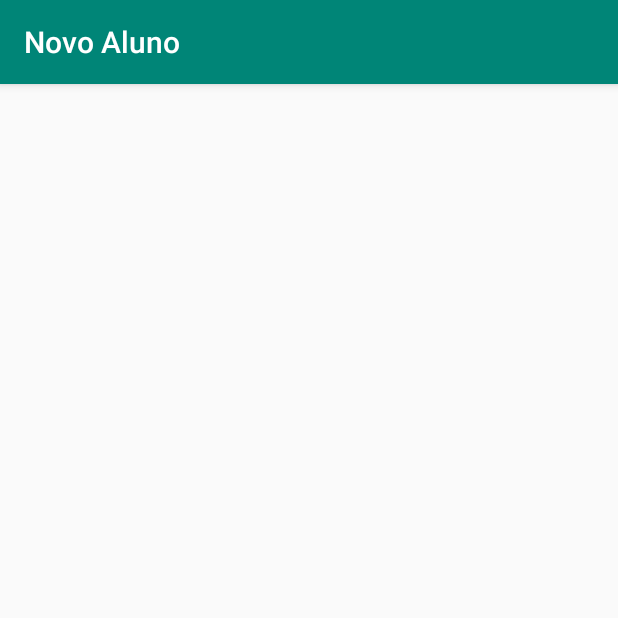
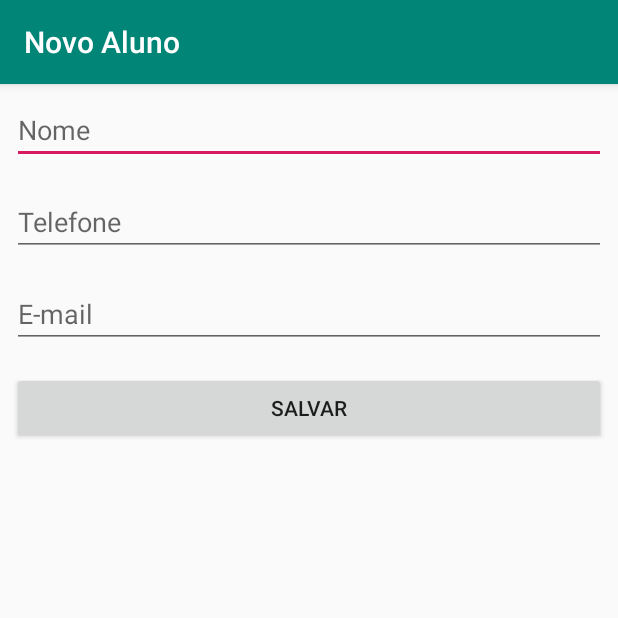
Before and after one commit to Bendazzoli/CursoAndroid, an Android app: the screen it shows after launch (FormularioAlunoActivity), on a phone screen of 412 x 824 dp, the top half of it. Run offline under Robolectric (Android 15) with nearby library versions, the phone set to English and light mode, and no system bars.

Commit message:
Novo formulario para salvar um novo aluno

```diff
--- /dev/null
+++ b/AgendaDeAlunos/app/src/main/java/com/benda/agendadealunos/dao/AlunoDAO.java
@@ -0,0 +1,19 @@
+package com.benda.agendadealunos.dao;
+
+import com.benda.agendadealunos.model.Aluno;
+
+import java.util.ArrayList;
+import java.util.List;
+
+public class AlunoDAO {
+
+    private final static List<Aluno> alunos = new ArrayList<>();
+
+    public void salvar(Aluno aluno) {
+        alunos.add(aluno);
+    }
+
+    public List<Aluno> getTodosAlunos() {
+        return new ArrayList<>(alunos);
+    }
+}
--- a/AgendaDeAlunos/app/src/main/java/com/benda/agendadealunos/ui/activity/FormularioAlunoActivity.java
+++ b/AgendaDeAlunos/app/src/main/java/com/benda/agendadealunos/ui/activity/FormularioAlunoActivity.java
@@ -2,9 +2,15 @@ package com.benda.agendadealunos.ui.activity;
 
 import androidx.appcompat.app.AppCompatActivity;
 
+import android.content.Intent;
 import android.os.Bundle;
+import android.view.View;
+import android.widget.Button;
+import android.widget.EditText;
 
 import com.benda.agendadealunos.R;
+import com.benda.agendadealunos.dao.AlunoDAO;
+import com.benda.agendadealunos.model.Aluno;
 
 public class FormularioAlunoActivity extends AppCompatActivity {
 
@@ -13,5 +19,27 @@ public class FormularioAlunoActivity extends AppCompatActivity {
         super.onCreate(savedInstanceState);
         setContentView(R.layout.activity_formulario_aluno);
         setTitle("Novo Aluno");
+
+        final AlunoDAO dao = new AlunoDAO();
+
+        final EditText campoNome = findViewById(R.id.activity_formulario_aluno_nome);
+        final EditText campoTelefone = findViewById(R.id.activity_formulario_aluno_telefone);
+        final EditText campoEmail = findViewById(R.id.activity_formulario_aluno_email);
+
+
+        Button botaoSalvar = findViewById(R.id.activity_formulario_aluno_botao_salvar);
+        botaoSalvar.setOnClickListener(new View.OnClickListener() {
+            @Override
+            public void onClick(View view) {
+                String nome = campoNome.getText().toString();
+                String telefone = campoTelefone.getText().toString();
+                String email = campoEmail.getText().toString();
+
+                Aluno novoAluno = new Aluno(nome, telefone, email);
+                dao.salvar(novoAluno);
+
+                startActivity(new Intent(FormularioAlunoActivity.this, ListaAlunosActivity.class));
+            }
+        });
     }
 }
--- a/AgendaDeAlunos/app/src/main/res/layout/activity_formulario_aluno.xml
+++ b/AgendaDeAlunos/app/src/main/res/layout/activity_formulario_aluno.xml
@@ -1,9 +1,39 @@
 <?xml version="1.0" encoding="utf-8"?>
 <LinearLayout
     xmlns:android="http://schemas.android.com/apk/res/android"
-    xmlns:tools="http://schemas.android.com/tools"
     android:layout_width="match_parent"
     android:layout_height="match_parent"
-    tools:context=".ui.activity.FormularioAlunoActivity">
+    android:orientation="vertical">
+
+    <EditText
+        android:id="@+id/activity_formulario_aluno_nome"
+        android:layout_width="match_parent"
+        android:layout_height="wrap_content"
+        android:layout_margin="8dp"
+        android:hint="Nome"
+        android:inputType="textCapWords"/>
+
+    <EditText
+        android:id="@+id/activity_formulario_aluno_telefone"
+        android:layout_width="match_parent"
+        android:layout_height="wrap_content"
+        android:layout_margin="8dp"
+        android:hint="Telefone"
+        android:inputType="phone"/>
+
+    <EditText
+        android:id="@+id/activity_formulario_aluno_email"
+        android:layout_width="match_parent"
+        android:layout_height="wrap_content"
+        android:layout_margin="8dp"
+        android:hint="E-mail"
+        android:inputType="textEmailAddress"/>
+
+    <Button
+        android:id="@+id/activity_formulario_aluno_botao_salvar"
+        android:layout_width="match_parent"
+        android:layout_height="wrap_content"
+        android:layout_margin="8dp"
+        android:text="Salvar"/>
 
 </LinearLayout>
```
Also changed, not shown: AgendaDeAlunos/app/src/main/java/com/benda/agendadealunos/model/Aluno.java (added, +22 -0 lines), AgendaDeAlunos/app/src/main/java/com/benda/agendadealunos/ui/activity/ListaAlunosActivity.java (+6 -2 lines).
